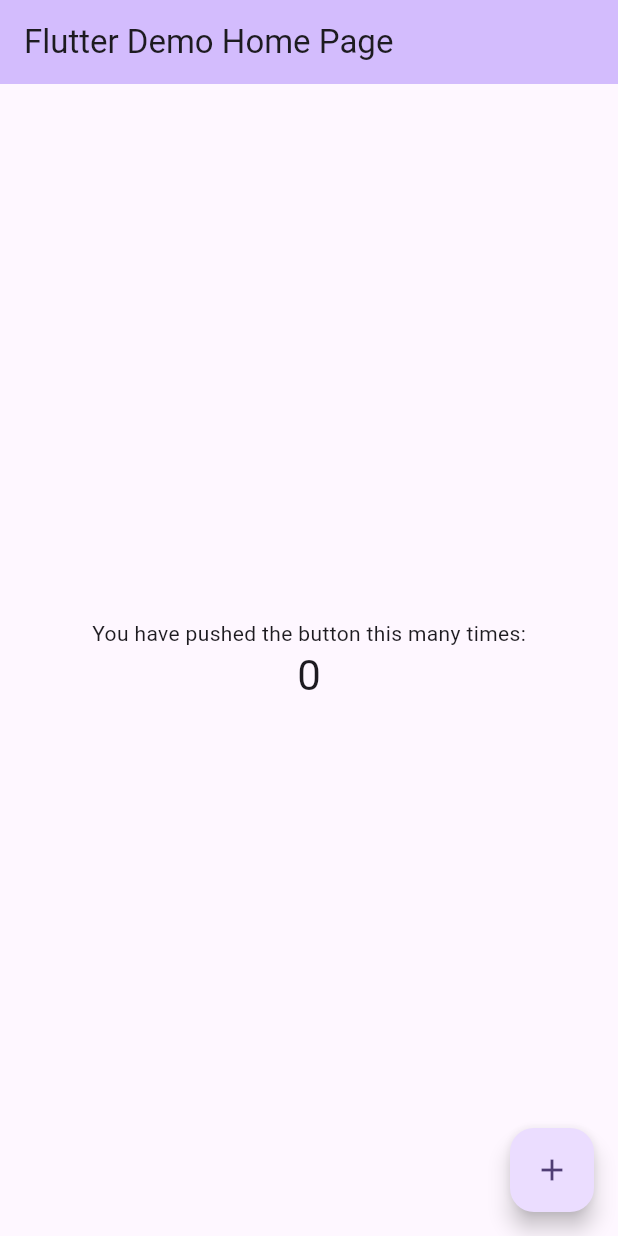
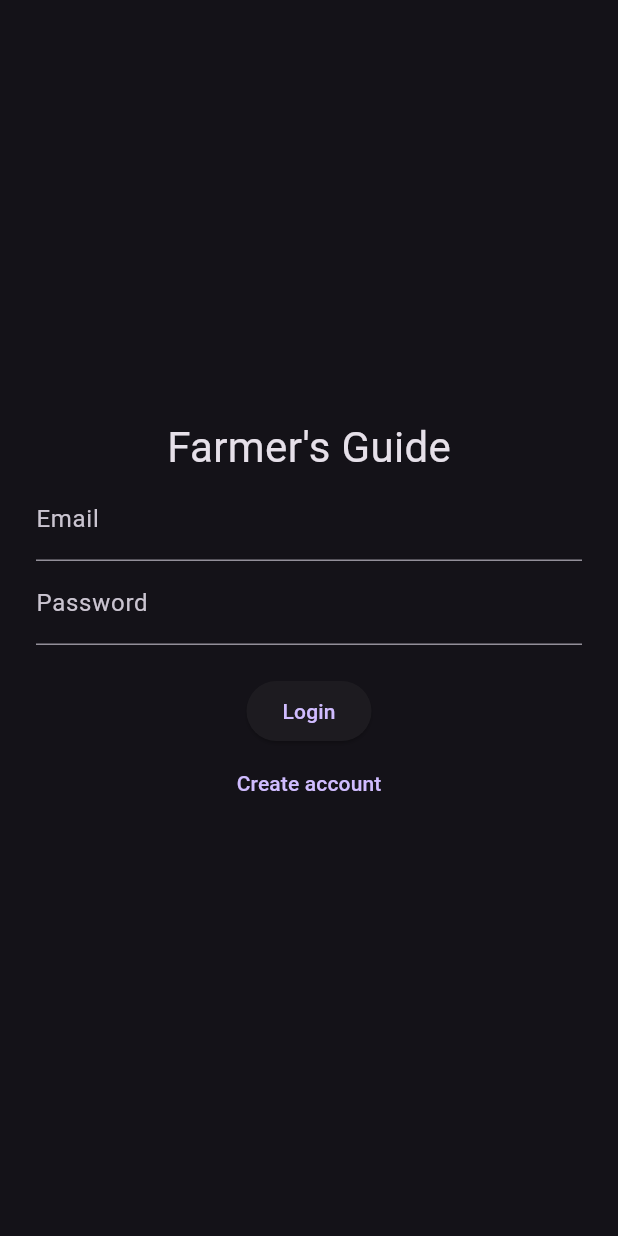
Before and after one commit to tiankay999/FarmersGuide-Hackathon-, a Flutter app: the screen it shows after launch, on a phone screen of 412 x 824 dp. Run offline on Flutter 3.47's test engine with Material 3 defaults, Android fonts, the phone set to English and light mode, and no system bars; our stand-ins replace firebase_auth, firebase_core, flutter_riverpod; accounts and stored records are empty.

Commit message:
setup firebase auth and main app navigation shell
Implemented Firebase authentication (email/password) with persistent sessions
and reactive auth state handling using Riverpod.

Added feature-based architecture and repository pattern for scalability.
Connected Flutter to Firebase using FlutterFire configuration and SHA-1 verification.

Created application shell with bottom navigation (Chat, Scan, Schedule, Profile)
using IndexedStack to preserve screen state across tabs.

This would be stable baseline before integrating AI services,
image disease detection, and reminders.

```diff
--- /dev/null
+++ b/agromate/lib/core/app.dart
@@ -0,0 +1,31 @@
+import 'package:flutter/material.dart';
+import 'package:flutter_riverpod/flutter_riverpod.dart';
+import '../feautures/auth/providers/auth_provider.dart';
+import '../feautures/auth/ui/login_screen.dart';
+import '../feautures/home/app_shell.dart';
+
+class FarmersGuideApp extends ConsumerWidget {
+  const FarmersGuideApp({super.key});
+
+  @override
+  Widget build(BuildContext context, WidgetRef ref) {
+    final authState = ref.watch(authStateProvider);
+
+    return MaterialApp(
+      debugShowCheckedModeBanner: false,
+      theme: ThemeData.dark(),
+      home: authState.when(
+        data: (user) {
+          if (user == null) return const LoginScreen();
+          return const AppShell();
+        },
+        loading: () => const Scaffold(
+          body: Center(child: CircularProgressIndicator()),
+        ),
+        error: (_, __) => const Scaffold(
+          body: Center(child: Text("Auth error")),
+        ),
+      ),
+    );
+  }
+}
--- /dev/null
+++ b/agromate/lib/feautures/auth/data/auth_repository.dart
@@ -0,0 +1,31 @@
+import 'package:firebase_auth/firebase_auth.dart';
+
+class AuthRepository {
+  final FirebaseAuth _auth;
+
+  AuthRepository(this._auth);
+
+  Future<void> signUp({
+    required String email,
+    required String password,
+  }) async {
+    await _auth.createUserWithEmailAndPassword(
+      email: email,
+      password: password,
+    );
+  }
+
+  Future<void> login({
+    required String email,
+    required String password,
+  }) async {
+    await _auth.signInWithEmailAndPassword(
+      email: email,
+      password: password,
+    );
+  }
+
+  Future<void> logout() async {
+    await _auth.signOut();
+  }
+}
--- /dev/null
+++ b/agromate/lib/feautures/auth/providers/auth_provider.dart
@@ -0,0 +1,12 @@
+import 'package:flutter_riverpod/flutter_riverpod.dart';
+import 'package:firebase_auth/firebase_auth.dart';
+
+/// Exposes firebase auth instance (singleton)
+final firebaseAuthProvider = Provider<FirebaseAuth>((ref) {
+  return FirebaseAuth.instance;
+});
+
+/// Reactive user stream used across the app
+final authStateProvider = StreamProvider<User?>((ref) {
+  return ref.watch(firebaseAuthProvider).authStateChanges();
+});
--- /dev/null
+++ b/agromate/lib/feautures/auth/ui/login_screen.dart
@@ -0,0 +1,85 @@
+import 'package:flutter/material.dart';
+import 'package:flutter_riverpod/flutter_riverpod.dart';
+import '../providers/auth_repository_provider.dart';
+import 'signup_screen.dart';
+
+class LoginScreen extends ConsumerStatefulWidget {
+  const LoginScreen({super.key});
+
+  @override
+  ConsumerState<LoginScreen> createState() => _LoginScreenState();
+}
+
+class _LoginScreenState extends ConsumerState<LoginScreen> {
+  final emailCtrl = TextEditingController();
+  final passCtrl = TextEditingController();
+
+  bool loading = false;
+  String? error;
+
+  Future<void> login() async {
+    setState(() {
+      loading = true;
+      error = null;
+    });
+
+    try {
+      await ref.read(authRepositoryProvider).login(
+            email: emailCtrl.text.trim(),
+            password: passCtrl.text.trim(),
+          );
+    } catch (e) {
+      error = "Invalid email or password";
+    }
+
+    setState(() => loading = false);
+  }
+
+  @override
+  Widget build(BuildContext context) {
+    return Scaffold(
+      body: Padding(
+        padding: const EdgeInsets.all(24),
+        child: Column(
+          mainAxisAlignment: MainAxisAlignment.center,
+          children: [
+            const Text("Farmer's Guide", style: TextStyle(fontSize: 28)),
+
+            TextField(
+              controller: emailCtrl,
+              decoration: const InputDecoration(labelText: "Email"),
+            ),
+
+            TextField(
+              controller: passCtrl,
+              obscureText: true,
+              decoration: const InputDecoration(labelText: "Password"),
+            ),
+
+            const SizedBox(height: 20),
+
+            if (error != null)
+              Text(error!, style: const TextStyle(color: Colors.red)),
+
+            ElevatedButton(
+              onPressed: loading ? null : login,
+              child: loading
+                  ? const CircularProgressIndicator()
+                  : const Text("Login"),
+            ),
+
+            TextButton(
+              onPressed: () {
+                Navigator.push(
+                  context,
+                  MaterialPageRoute(builder: (_) => const SignupScreen()),
+                );
+              },
+              child: const Text("Create account"),
+            ),
+          ],
+        ),
+      ),
+    );
+  }
+}
--- a/agromate/lib/main.dart
+++ b/agromate/lib/main.dart
@@ -1,122 +1,21 @@
 import 'package:flutter/material.dart';
+import 'package:flutter_riverpod/flutter_riverpod.dart';
+import 'package:firebase_core/firebase_core.dart';
+import 'firebase_options.dart';
 
-void main() {
-  runApp(const MyApp());
-}
+import 'core/app.dart';
 
-class MyApp extends StatelessWidget {
-  const MyApp({super.key});
+Future<void> main() async {
+  WidgetsFlutterBinding.ensureInitialized();
 
-  // This widget is the root of your application.
-  @override
-  Widget build(BuildContext context) {
-    return MaterialApp(
-      title: 'Flutter Demo',
-      theme: ThemeData(
-        // This is the theme of your application.
-        //
-        // TRY THIS: Try running your application with "flutter run". You'll see
-        // the application has a purple toolbar. Then, without quitting the app,
-        // try changing the seedColor in the colorScheme below to Colors.green
-        // and then invoke "hot reload" (save your changes or press the "hot
-        // reload" button in a Flutter-supported IDE, or press "r" if you used
-        // the command line to start the app).
-        //
-        // Notice that the counter didn't reset back to zero; the application
-        // state is not lost during the reload. To reset the state, use hot
-        // restart instead.
-        //
-        // This works for code too, not just values: Most code changes can be
-        // tested with just a hot reload.
-        colorScheme: .fromSeed(seedColor: Colors.deepPurple),
-      ),
-      home: const MyHomePage(title: 'Flutter Demo Home Page'),
+  // Initialize Firebase before app starts
+  await Firebase.initializeApp(
+    options: DefaultFirebaseOptions.currentPlatform,
   );
-  }
-}
 
-class MyHomePage extends StatefulWidget {
-  const MyHomePage({super.key, required this.title});
-
-  // This widget is the home page of your application. It is stateful, meaning
-  // that it has a State object (defined below) that contains fields that affect
-  // how it looks.
-
-  // This class is the configuration for the state. It holds the values (in this
-  // case the title) provided by the parent (in this case the App widget) and
-  // used by the build method of the State. Fields in a Widget subclass are
-  // always marked "final".
-
-  final String title;
-
-  @override
-  State<MyHomePage> createState() => _MyHomePageState();
-}
-
-class _MyHomePageState extends State<MyHomePage> {
-  int _counter = 0;
-
-  void _incrementCounter() {
-    setState(() {
-      // This call to setState tells the Flutter framework that something has
-      // changed in this State, which causes it to rerun the build method below
-      // so that the display can reflect the updated values. If we changed
-      // _counter without calling setState(), then the build method would not be
-      // called again, and so nothing would appear to happen.
-      _counter++;
-    });
-  }
-
-  @override
-  Widget build(BuildContext context) {
-    // This method is rerun every time setState is called, for instance as done
-    // by the _incrementCounter method above.
-    //
-    // The Flutter framework has been optimized to make rerunning build methods
-    // fast, so that you can just rebuild anything that needs updating rather
-    // than having to individually change instances of widgets.
-    return Scaffold(
-      appBar: AppBar(
-        // TRY THIS: Try changing the color here to a specific color (to
-        // Colors.amber, perhaps?) and trigger a hot reload to see the AppBar
-        // change color while the other colors stay the same.
-        backgroundColor: Theme.of(context).colorScheme.inversePrimary,
-        // Here we take the value from the MyHomePage object that was created by
-        // the App.build method, and use it to set our appbar title.
-        title: Text(widget.title),
-      ),
-      body: Center(
-        // Center is a layout widget. It takes a single child and positions it
-        // in the middle of the parent.
-        child: Column(
-          // Column is also a layout widget. It takes a list of children and
-          // arranges them vertically. By default, it sizes itself to fit its
-          // children horizontally, and tries to be as tall as its parent.
-          //
-          // Column has various properties to control how it sizes itself and
-          // how it positions its children. Here we use mainAxisAlignment to
-          // center the children vertically; the main axis here is the vertical
-          // axis because Columns are vertical (the cross axis would be
-          // horizontal).
-          //
-          // TRY THIS: Invoke "debug painting" (choose the "Toggle Debug Paint"
-          // action in the IDE, or press "p" in the console), to see the
-          // wireframe for each widget.
-          mainAxisAlignment: .center,
-          children: [
-            const Text('You have pushed the button this many times:'),
-            Text(
-              '$_counter',
-              style: Theme.of(context).textTheme.headlineMedium,
-            ),
-          ],
-        ),
-      ),
-      floatingActionButton: FloatingActionButton(
-        onPressed: _incrementCounter,
-        tooltip: 'Increment',
-        child: const Icon(Icons.add),
+  runApp(
+    const ProviderScope(
+      child: FarmersGuideApp(),
     ),
   );
 }
-}
```
Also changed, not shown: agromate/lib/feautures/auth/providers/auth_repository_provider.dart (added, +7 -0 lines), agromate/lib/feautures/auth/ui/signup_screen.dart (added, +82 -0 lines), agromate/lib/feautures/home/tabs/chat_tab.dart (added, +12 -0 lines), agromate/lib/feautures/home/tabs/profile_tab.dart (added, +20 -0 lines), agromate/lib/feautures/home/tabs/scan_tab.dart (added, +12 -0 lines), agromate/lib/feautures/home/tabs/schedule_tab.dart (added, +12 -0 lines), agromate/lib/services/firebase/auth_service.dart (added, +10 -0 lines), agromate/pubspec.yaml (+13 -3 lines), agromate/firebase.json (added), agromate/lib/feautures/home/app_shell.dart (added), agromate/lib/firebase_options.dart (added), 7 other files. Lines whose indentation alone changed are shown as unchanged.
